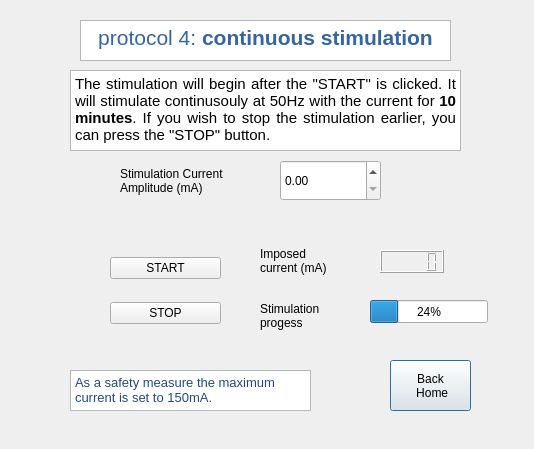
First picture: the form in _Stimulation/stimulation_GUI/protocol4.ui, repository annasparapani/MScThesis_tSCS, before the edit.
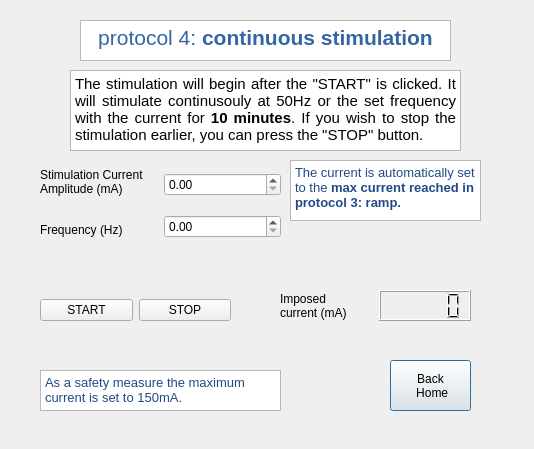
Second picture: the form after the edit.

Commit message:
Added stimulation code for all protocols
- added stimulation code in stimulation thread for all protocols
- added some more interactions in GUI

The edit to the form file:
```diff
--- a/_Stimulation/stimulation_GUI/protocol4.ui
+++ b/_Stimulation/stimulation_GUI/protocol4.ui
@@ -30,16 +30,6 @@
 &lt;p align=&quot;center&quot; style=&quot; margin-top:0px; margin-bottom:0px; margin-left:0px; margin-right:0px; -qt-block-indent:0; text-indent:0px;&quot;&gt;&lt;span style=&quot; font-size:16pt; color:#3465a4;&quot;&gt;protocol 4:&lt;/span&gt;&lt;span style=&quot; font-size:16pt; font-weight:600; color:#3465a4;&quot;&gt; continuous stimulation&lt;/span&gt;&lt;/p&gt;&lt;/body&gt;&lt;/html&gt;</string>
    </property>
   </widget>
-  <widget class="QDoubleSpinBox" name="SpinBox_CurrentAmplitude">
-   <property name="geometry">
-    <rect>
-     <x>280</x>
-     <y>160</y>
-     <width>101</width>
-     <height>41</height>
-    </rect>
-   </property>
-  </widget>
   <widget class="QPushButton" name="Button_Home">
    <property name="geometry">
     <rect>
@@ -68,19 +58,19 @@
 &lt;html&gt;&lt;head&gt;&lt;meta name=&quot;qrichtext&quot; content=&quot;1&quot; /&gt;&lt;style type=&quot;text/css&quot;&gt;
 p, li { white-space: pre-wrap; }
 &lt;/style&gt;&lt;/head&gt;&lt;body style=&quot; font-family:'Ubuntu'; font-size:11pt; font-weight:400; font-style:normal;&quot;&gt;
-&lt;p align=&quot;justify&quot; style=&quot; margin-top:0px; margin-bottom:0px; margin-left:0px; margin-right:0px; -qt-block-indent:0; text-indent:0px;&quot;&gt;The stimulation will begin after the &amp;quot;START&amp;quot; is clicked. It will stimulate continusouly at 50Hz with the current for &lt;span style=&quot; font-weight:600;&quot;&gt;10 minutes&lt;/span&gt;. If you wish to stop the stimulation earlier, you can press the &amp;quot;STOP&amp;quot; button.&lt;/p&gt;&lt;/body&gt;&lt;/html&gt;</string>
+&lt;p align=&quot;justify&quot; style=&quot; margin-top:0px; margin-bottom:0px; margin-left:0px; margin-right:0px; -qt-block-indent:0; text-indent:0px;&quot;&gt;The stimulation will begin after the &amp;quot;START&amp;quot; is clicked. It will stimulate continusouly at 50Hz or the set frequency with the current for &lt;span style=&quot; font-weight:600;&quot;&gt;10 minutes&lt;/span&gt;. If you wish to stop the stimulation earlier, you can press the &amp;quot;STOP&amp;quot; button.&lt;/p&gt;&lt;/body&gt;&lt;/html&gt;</string>
    </property>
   </widget>
   <widget class="QWidget" name="layoutWidget">
    <property name="geometry">
     <rect>
-     <x>110</x>
-     <y>240</y>
-     <width>111</width>
-     <height>101</height>
+     <x>40</x>
+     <y>280</y>
+     <width>191</width>
+     <height>61</height>
     </rect>
    </property>
-   <layout class="QVBoxLayout" name="verticalLayout_2">
+   <layout class="QHBoxLayout" name="horizontalLayout">
     <item>
      <widget class="QPushButton" name="Button_Start_2">
       <property name="text">
@@ -97,24 +87,10 @@
     </item>
    </layout>
   </widget>
-  <widget class="QLabel" name="Label_CurrentAmplitude">
-   <property name="geometry">
-    <rect>
-     <x>120</x>
-     <y>160</y>
-     <width>141</width>
-     <height>41</height>
-    </rect>
-   </property>
-   <property name="text">
-    <string>Stimulation Current 
-Amplitude (mA)</string>
-   </property>
-  </widget>
   <widget class="QTextBrowser" name="Text_Note">
    <property name="geometry">
     <rect>
-     <x>70</x>
+     <x>40</x>
      <y>370</y>
      <width>241</width>
      <height>41</height>
@@ -128,56 +104,86 @@
 &lt;p style=&quot; margin-top:0px; margin-bottom:0px; margin-left:0px; margin-right:0px; -qt-block-indent:0; text-indent:0px;&quot;&gt;&lt;span style=&quot; font-size:10pt; color:#204a87;&quot;&gt;As a safety measure the maximum current is set to 150mA.&lt;/span&gt;&lt;/p&gt;&lt;/body&gt;&lt;/html&gt;</string>
    </property>
   </widget>
-  <widget class="QLabel" name="Label_currentImposed">
+  <widget class="QTextBrowser" name="textBrowser">
    <property name="geometry">
     <rect>
-     <x>260</x>
-     <y>240</y>
-     <width>101</width>
-     <height>41</height>
+     <x>290</x>
+     <y>160</y>
+     <width>191</width>
+     <height>61</height>
     </rect>
    </property>
-   <property name="text">
-    <string>Imposed
-current (mA)</string>
+   <property name="html">
+    <string>&lt;!DOCTYPE HTML PUBLIC &quot;-//W3C//DTD HTML 4.0//EN&quot; &quot;http://www.w3.org/TR/REC-html40/strict.dtd&quot;&gt;
+&lt;html&gt;&lt;head&gt;&lt;meta name=&quot;qrichtext&quot; content=&quot;1&quot; /&gt;&lt;style type=&quot;text/css&quot;&gt;
+p, li { white-space: pre-wrap; }
+&lt;/style&gt;&lt;/head&gt;&lt;body style=&quot; font-family:'Ubuntu'; font-size:11pt; font-weight:400; font-style:normal;&quot;&gt;
+&lt;p style=&quot; margin-top:0px; margin-bottom:0px; margin-left:0px; margin-right:0px; -qt-block-indent:0; text-indent:0px;&quot;&gt;&lt;span style=&quot; font-size:10pt; color:#204a87;&quot;&gt;The current is automatically set to the &lt;/span&gt;&lt;span style=&quot; font-size:10pt; font-weight:600; color:#204a87;&quot;&gt;max current reached in protocol 3: ramp.&lt;/span&gt;&lt;/p&gt;&lt;/body&gt;&lt;/html&gt;</string>
    </property>
   </widget>
-  <widget class="QLCDNumber" name="lcd_currentImposed">
+  <widget class="QWidget" name="">
    <property name="geometry">
     <rect>
-     <x>380</x>
-     <y>250</y>
-     <width>64</width>
-     <height>23</height>
+     <x>40</x>
+     <y>160</y>
+     <width>241</width>
+     <height>91</height>
     </rect>
    </property>
+   <layout class="QHBoxLayout" name="horizontalLayout_2">
+    <item>
+     <layout class="QVBoxLayout" name="verticalLayout">
+      <item>
+       <widget class="QLabel" name="Label_CurrentAmplitude">
+        <property name="text">
+         <string>Stimulation Current 
+Amplitude (mA)</string>
+        </property>
+       </widget>
+      </item>
+      <item>
+       <widget class="QLabel" name="Label_Frequency">
+        <property name="text">
+         <string>Frequency (Hz)</string>
+        </property>
+       </widget>
+      </item>
+     </layout>
+    </item>
+    <item>
+     <layout class="QVBoxLayout" name="verticalLayout_2">
+      <item>
+       <widget class="QDoubleSpinBox" name="SpinBox_CurrentAmplitude"/>
+      </item>
+      <item>
+       <widget class="QDoubleSpinBox" name="SpinBox_Frequency"/>
+      </item>
+     </layout>
+    </item>
+   </layout>
   </widget>
-  <widget class="QLabel" name="label">
+  <widget class="QWidget" name="">
    <property name="geometry">
     <rect>
-     <x>260</x>
+     <x>280</x>
      <y>290</y>
-     <width>81</width>
-     <height>51</height>
+     <width>191</width>
+     <height>31</height>
     </rect>
    </property>
-   <property name="text">
-    <string>Stimulation
-progess</string>
-   </property>
-  </widget>
-  <widget class="QProgressBar" name="progressBar_stimTime">
-   <property name="geometry">
-    <rect>
-     <x>370</x>
-     <y>300</y>
-     <width>118</width>
-     <height>23</height>
-    </rect>
-   </property>
-   <property name="value">
-    <number>24</number>
-   </property>
+   <layout class="QHBoxLayout" name="horizontalLayout_3">
+    <item>
+     <widget class="QLabel" name="Label_currentImposed">
+      <property name="text">
+       <string>Imposed
+current (mA)</string>
+      </property>
+     </widget>
+    </item>
+    <item>
+     <widget class="QLCDNumber" name="lcd_currentImposed"/>
+    </item>
+   </layout>
   </widget>
  </widget>
  <resources/>
```
The commit also changes 12 other files.
